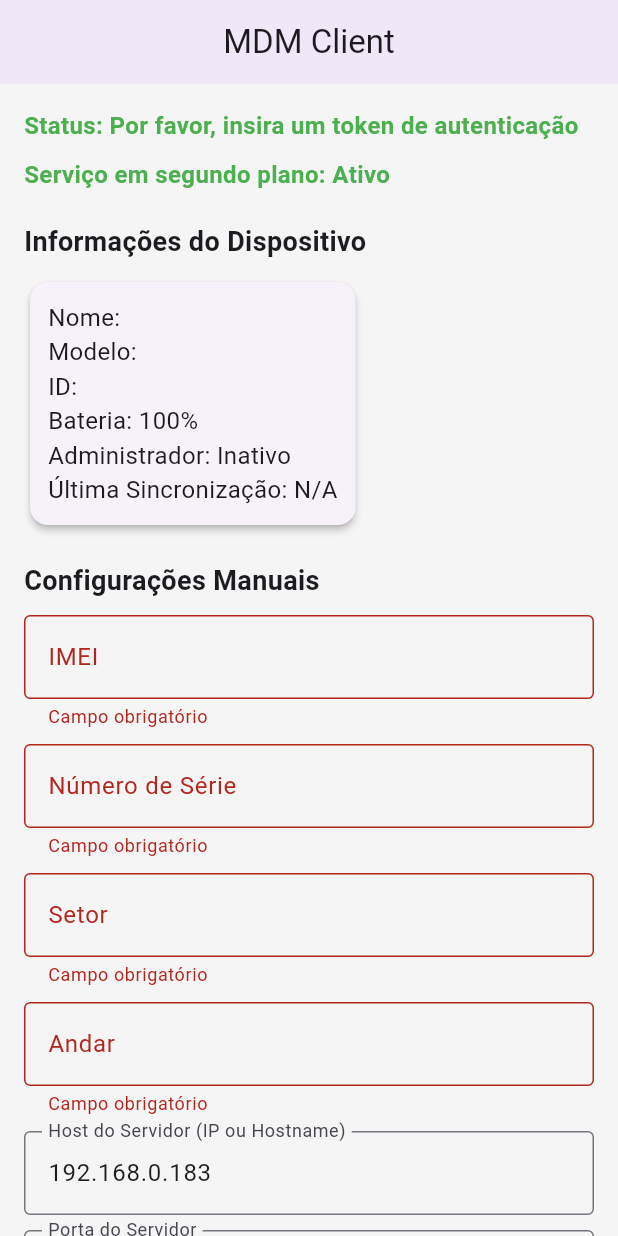
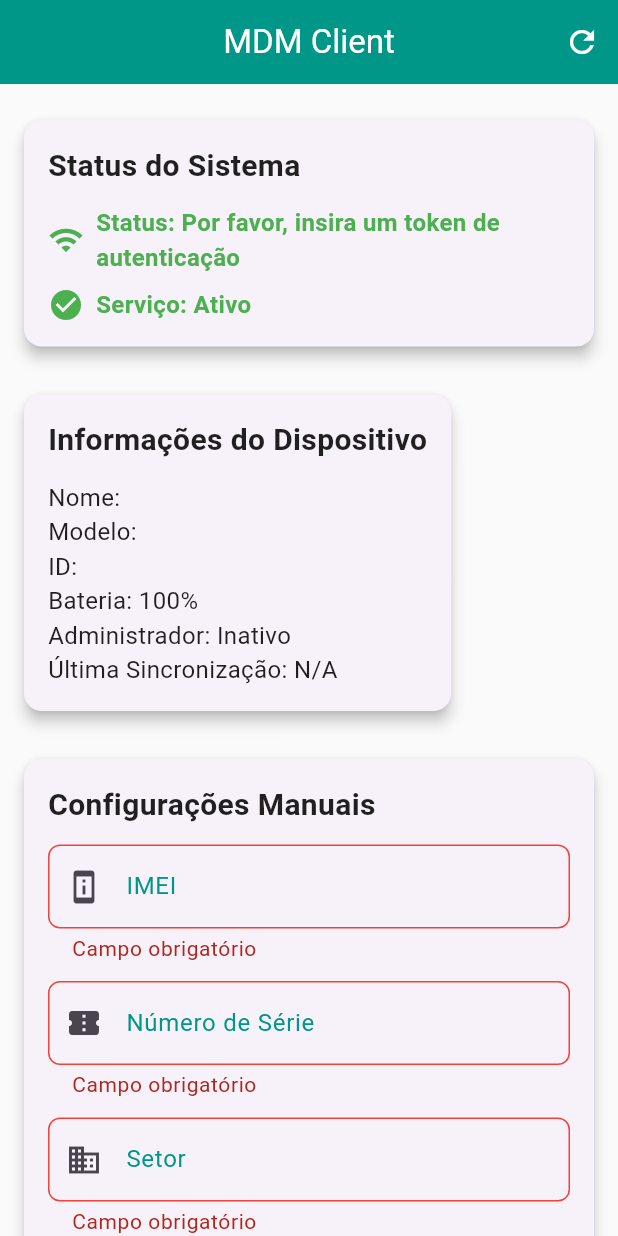
Before and after one commit to AlexandreCalmonJr/mdm_client_base_complete, a Flutter app: the screen it shows after launch, on a phone screen of 412 x 824 dp. Run offline on Flutter 3.47's test engine with Material 3 defaults, Android fonts, the phone set to English and light mode, and no system bars; our stand-ins replace battery_plus, connectivity_plus, device_info_plus, logger, shared_preferences; missing offline and left inert: flutter_background_service.

Commit message:
test 1.1 final

```diff
--- a/lib/main.dart
+++ b/lib/main.dart
@@ -117,16 +117,51 @@ class MDMClientApp extends StatelessWidget {
     return MaterialApp(
       title: 'MDM Client',
       theme: ThemeData(
-        primarySwatch: Colors.blue,
-        scaffoldBackgroundColor: Colors.grey[100],
-        textTheme: const TextTheme(
-          bodyMedium: TextStyle(fontSize: 16),
+        primarySwatch: Colors.teal,
+        scaffoldBackgroundColor: Colors.grey[50],
+        appBarTheme: const AppBarTheme(
+          backgroundColor: Colors.teal,
+          foregroundColor: Colors.white,
+          elevation: 0,
+          centerTitle: true,
+        ),
+        cardTheme: CardTheme(
+          elevation: 4,
+          shape: RoundedRectangleBorder(borderRadius: BorderRadius.circular(12)),
+          margin: const EdgeInsets.symmetric(vertical: 8),
+        ),
+        inputDecorationTheme: InputDecorationTheme(
+          border: OutlineInputBorder(
+            borderRadius: BorderRadius.circular(8),
+            borderSide: const BorderSide(color: Colors.teal),
+          ),
+          focusedBorder: OutlineInputBorder(
+            borderRadius: BorderRadius.circular(8),
+            borderSide: const BorderSide(color: Colors.teal, width: 2),
+          ),
+          labelStyle: const TextStyle(color: Colors.teal),
+          errorBorder: OutlineInputBorder(
+            borderRadius: BorderRadius.circular(8),
+            borderSide: const BorderSide(color: Colors.red),
+          ),
+          focusedErrorBorder: OutlineInputBorder(
+            borderRadius: BorderRadius.circular(8),
+            borderSide: const BorderSide(color: Colors.red, width: 2),
+          ),
         ),
         elevatedButtonTheme: ElevatedButtonThemeData(
           style: ElevatedButton.styleFrom(
-            padding: const EdgeInsets.symmetric(vertical: 12, horizontal: 24),
-            textStyle: const TextStyle(fontSize: 16),
+            backgroundColor: Colors.teal,
+            foregroundColor: Colors.white,
+            padding: const EdgeInsets.symmetric(vertical: 16, horizontal: 24),
+            textStyle: const TextStyle(fontSize: 16, fontWeight: FontWeight.bold),
+            shape: RoundedRectangleBorder(borderRadius: BorderRadius.circular(8)),
           ),
+        ),
+        textTheme: const TextTheme(
+          headlineSmall: TextStyle(fontSize: 20, fontWeight: FontWeight.bold, color: Colors.black87),
+          bodyMedium: TextStyle(fontSize: 16, color: Colors.black87),
+          bodySmall: TextStyle(fontSize: 14, color: Colors.grey),
         ),
       ),
       home: const MDMClientHome(),
@@ -137,7 +172,7 @@ class MDMClientApp extends StatelessWidget {
 
 class DeviceService {
   static const platform = MethodChannel('com.example.mdm_client_base/device_policy');
-  String serverUrl = 'http://192.168.0.183:3000'; // Ajustado para HTTP e IP correto
+  String serverUrl = 'http://192.168.0.183:3000';
   String authToken = '';
   final DeviceInfoPlugin deviceInfoPlugin = DeviceInfoPlugin();
   final Battery battery = Battery();
@@ -156,14 +191,14 @@ class DeviceService {
     final serialNumber = prefs.getString('serial_number') ?? androidInfo.serialNumber ?? 'N/A';
     final sector = prefs.getString('sector') ?? 'N/A';
     final floor = prefs.getString('floor') ?? 'N/A';
-    final serverHost = prefs.getString('server_host') ?? '192.168.0.183'; // Ajustado
+    final serverHost = prefs.getString('server_host') ?? '192.168.0.183';
     final serverPort = prefs.getString('server_port') ?? '3000';
     final lastSync = prefs.getString('last_sync') ?? 'N/A';
     final authToken = prefs.getString('auth_token') ?? '';
     final batteryLevel = await battery.batteryLevel;
 
     this.authToken = authToken;
-    serverUrl = 'http://$serverHost:$serverPort'; // Ajustado para HTTP
+    serverUrl = 'http://$serverHost:$serverPort';
     deviceId = androidInfo.id;
     deviceInfo = {
       'device_name': androidInfo.device,
@@ -195,7 +230,7 @@ class DeviceService {
     try {
       final response = await httpClient
           .get(
-            Uri.parse('http://$host:$port/api/devices'), // Ajustado para /api/devices
+            Uri.parse('http://$host:$port/api/devices'),
             headers: {
               'Content-Type': 'application/json',
               'Authorization': 'Bearer $authToken',
@@ -694,7 +729,7 @@ class _MDMClientHomeState extends State<MDMClientHome> {
     deviceService.deviceInfo['serial_number'] = serial;
     deviceService.deviceInfo['sector'] = sector;
     deviceService.deviceInfo['floor'] = floor;
-    deviceService.serverUrl = 'http://$serverHost:$serverPort'; // Ajustado para HTTP
+    deviceService.serverUrl = 'http://$serverHost:$serverPort';
     deviceService.authToken = token;
 
     setState(() {
@@ -725,58 +760,100 @@ class _MDMClientHomeState extends State<MDMClientHome> {
     return Scaffold(
       appBar: AppBar(
         title: const Text('MDM Client'),
-        centerTitle: true,
-        elevation: 4,
+        actions: [
+          IconButton(
+            icon: const Icon(Icons.refresh),
+            onPressed: _initializeClient,
+            tooltip: 'Recarregar Dados',
           ),
-      body: SingleChildScrollView(
+        ],
+      ),
+      body: SafeArea(
+        child: SingleChildScrollView(
           padding: const EdgeInsets.all(16.0),
           child: Column(
             crossAxisAlignment: CrossAxisAlignment.start,
             children: [
-            Text(
+              // Status Section
+              Card(
+                child: Padding(
+                  padding: const EdgeInsets.all(16.0),
+                  child: Column(
+                    crossAxisAlignment: CrossAxisAlignment.start,
+                    children: [
+                      const Text(
+                        'Status do Sistema',
+                        style: TextStyle(fontSize: 20, fontWeight: FontWeight.bold),
+                      ),
+                      const SizedBox(height: 12),
+                      Row(
+                        children: [
+                          Icon(
+                            isConnected ? Icons.wifi : Icons.wifi_off,
+                            color: isConnected ? Colors.green : Colors.red,
+                          ),
+                          const SizedBox(width: 8),
+                          Expanded(
+                            child: Text(
                               'Status: $statusMessage',
                               style: TextStyle(
                                 fontSize: 16,
                                 color: isConnected ? Colors.green : Colors.red,
-                fontWeight: FontWeight.bold,
+                                fontWeight: FontWeight.w600,
                               ),
                             ),
-            const SizedBox(height: 10),
+                          ),
+                        ],
+                      ),
+                      const SizedBox(height: 8),
+                      Row(
+                        children: [
+                          Icon(
+                            isServiceRunning ? Icons.check_circle : Icons.error,
+                            color: isServiceRunning ? Colors.green : Colors.red,
+                          ),
+                          const SizedBox(width: 8),
                           Text(
-              'Serviço em segundo plano: ${isServiceRunning ? 'Ativo' : 'Inativo'}',
+                            'Serviço: ${isServiceRunning ? 'Ativo' : 'Inativo'}',
                             style: TextStyle(
                               fontSize: 16,
                               color: isServiceRunning ? Colors.green : Colors.red,
-                fontWeight: FontWeight.bold,
+                              fontWeight: FontWeight.w600,
                             ),
                           ),
+                        ],
+                      ),
                       if (lastHeartbeatError.isNotEmpty) ...[
-              const SizedBox(height: 10),
+                        const SizedBox(height: 8),
                         Text(
                           'Última falha de heartbeat: $lastHeartbeatError',
                           style: const TextStyle(fontSize: 14, color: Colors.red),
                         ),
                       ],
                       if (heartbeatFailureCount > 0) ...[
-              const SizedBox(height: 10),
+                        const SizedBox(height: 8),
                         Text(
-                'Falhas consecutivas de heartbeat: $heartbeatFailureCount',
+                          'Falhas consecutivas: $heartbeatFailureCount',
                           style: const TextStyle(fontSize: 14, color: Colors.red),
                         ),
                       ],
-            const SizedBox(height: 20),
-            Text(
-              'Informações do Dispositivo',
-              style: const TextStyle(fontSize: 18, fontWeight: FontWeight.bold),
+                    ],
                   ),
-            const SizedBox(height: 10),
+                ),
+              ),
+              const SizedBox(height: 16),
+              // Device Info Section
               Card(
-              elevation: 2,
                 child: Padding(
-                padding: const EdgeInsets.all(12.0),
+                  padding: const EdgeInsets.all(16.0),
                   child: Column(
                     crossAxisAlignment: CrossAxisAlignment.start,
                     children: [
+                      const Text(
+                        'Informações do Dispositivo',
+                        style: TextStyle(fontSize: 20, fontWeight: FontWeight.bold),
+                      ),
+                      const SizedBox(height: 12),
                       Text('Nome: ${deviceService.deviceInfo['device_name'] ?? 'N/A'}'),
                       Text('Modelo: ${deviceService.deviceInfo['device_model'] ?? 'N/A'}'),
                       Text('ID: ${deviceService.deviceInfo['device_id'] ?? 'N/A'}'),
@@ -787,136 +864,153 @@ class _MDMClientHomeState extends State<MDMClientHome> {
                   ),
                 ),
               ),
-            const SizedBox(height: 20),
-            Text(
+              const SizedBox(height: 16),
+              // Configuration Section
+              Card(
+                child: Padding(
+                  padding: const EdgeInsets.all(16.0),
+                  child: Column(
+                    crossAxisAlignment: CrossAxisAlignment.start,
+                    children: [
+                      const Text(
                         'Configurações Manuais',
-              style: const TextStyle(fontSize: 18, fontWeight: FontWeight.bold),
+                        style: TextStyle(fontSize: 20, fontWeight: FontWeight.bold),
                       ),
-            const SizedBox(height: 10),
+                      const SizedBox(height: 12),
                       TextField(
                         controller: imeiController,
                         decoration: InputDecoration(
                           labelText: 'IMEI',
-                border: const OutlineInputBorder(),
+                          prefixIcon: const Icon(Icons.perm_device_information),
                           errorText: imeiController.text.isEmpty ? 'Campo obrigatório' : null,
                         ),
                       ),
-            const SizedBox(height: 10),
+                      const SizedBox(height: 12),
                       TextField(
                         controller: serialController,
                         decoration: InputDecoration(
                           labelText: 'Número de Série',
-                border: const OutlineInputBorder(),
+                          prefixIcon: const Icon(Icons.confirmation_number),
                           errorText: serialController.text.isEmpty ? 'Campo obrigatório' : null,
                         ),
                       ),
-            const SizedBox(height: 10),
+                      const SizedBox(height: 12),
                       TextField(
                         controller: sectorController,
                         decoration: InputDecoration(
                           labelText: 'Setor',
-                border: const OutlineInputBorder(),
+                          prefixIcon: const Icon(Icons.business),
                           errorText: sectorController.text.isEmpty ? 'Campo obrigatório' : null,
                         ),
                       ),
-            const SizedBox(height: 10),
+                      const SizedBox(height: 12),
                       TextField(
                         controller: floorController,
                         decoration: InputDecoration(
                           labelText: 'Andar',
-                border: const OutlineInputBorder(),
+                          prefixIcon: const Icon(Icons.stairs),
                           errorText: floorController.text.isEmpty ? 'Campo obrigatório' : null,
                         ),
                       ),
-            const SizedBox(height: 10),
+                      const SizedBox(height: 12),
                       TextField(
                         controller: serverHostController,
                         decoration: InputDecoration(
-                labelText: 'Host do Servidor (IP ou Hostname)',
-                border: const OutlineInputBorder(),
+                          labelText: 'Host do Servidor',
+                          prefixIcon: const Icon(Icons.dns),
                           errorText: serverHostController.text.isEmpty ? 'Campo obrigatório' : null,
                         ),
                       ),
-            const SizedBox(height: 10),
+                      const SizedBox(height: 12),
                       TextField(
                         controller: serverPortController,
                         decoration: InputDecoration(
                           labelText: 'Porta do Servidor',
-                border: const OutlineInputBorder(),
+                          prefixIcon: const Icon(Icons.network_check),
                           errorText: serverPortController.text.isEmpty ? 'Campo obrigatório' : null,
                         ),
                         keyboardType: TextInputType.number,
                       ),
-            const SizedBox(height: 10),
+                      const SizedBox(height: 12),
                       TextField(
                         controller: dataIntervalController,
                         decoration: InputDecoration(
                           labelText: 'Intervalo de Dados (minutos)',
-                border: const OutlineInputBorder(),
+                          prefixIcon: const Icon(Icons.timer),
                           errorText: dataIntervalController.text.isEmpty ? 'Campo obrigatório' : null,
                         ),
                         keyboardType: TextInputType.number,
                       ),
-            const SizedBox(height: 10),
+                      const SizedBox(height: 12),
                       TextField(
                         controller: heartbeatIntervalController,
                         decoration: InputDecoration(
                           labelText: 'Intervalo de Heartbeat (minutos)',
-                border: const OutlineInputBorder(),
+                          prefixIcon: const Icon(Icons.favorite),
                           errorText: heartbeatIntervalController.text.isEmpty ? 'Campo obrigatório' : null,
                         ),
                         keyboardType: TextInputType.number,
                       ),
-            const SizedBox(height: 10),
+                      const SizedBox(height: 12),
                       TextField(
                         controller: commandCheckIntervalController,
                         decoration: InputDecoration(
                           labelText: 'Intervalo de Verificação de Comandos (minutos)',
-                border: const OutlineInputBorder(),
+                          prefixIcon: const Icon(Icons.checklist),
                           errorText: commandCheckIntervalController.text.isEmpty ? 'Campo obrigatório' : null,
                         ),
                         keyboardType: TextInputType.number,
                       ),
-            const SizedBox(height: 10),
+                      const SizedBox(height: 12),
                       TextField(
                         controller: tokenController,
                         decoration: InputDecoration(
                           labelText: 'Token de Autenticação',
-                border: const OutlineInputBorder(),
+                          prefixIcon: const Icon(Icons.vpn_key),
                           errorText: tokenController.text.isEmpty ? 'Campo obrigatório' : null,
                         ),
                       ),
-            const SizedBox(height: 20),
+                    ],
+                  ),
+                ),
+              ),
+              const SizedBox(height: 16),
+              // Action Buttons
               Row(
                 mainAxisAlignment: MainAxisAlignment.spaceEvenly,
                 children: [
                   Expanded(
                     child: Padding(
                       padding: const EdgeInsets.symmetric(horizontal: 8.0),
-                    child: ElevatedButton(
+                      child: ElevatedButton.icon(
+                        icon: const Icon(Icons.save),
+                        label: const Text('Salvar Dados'),
                         onPressed: _saveManualData,
-                      child: const Text('Salvar Dados'),
                       ),
                     ),
                   ),
                   Expanded(
                     child: Padding(
                       padding: const EdgeInsets.symmetric(horizontal: 8.0),
-                    child: ElevatedButton(
+                      child: ElevatedButton.icon(
+                        icon: const Icon(Icons.send),
+                        label: const Text('Enviar Dados'),
                         onPressed: () async {
                           final result = await deviceService.sendDeviceData();
                           setState(() {
                             statusMessage = result;
                           });
                         },
-                      child: const Text('Enviar Dados Agora'),
                       ),
                     ),
                   ),
                 ],
               ),
-            const SizedBox(height: 10),
-            ElevatedButton(
+              const SizedBox(height: 12),
+              Center(
+                child: ElevatedButton.icon(
+                  icon: const Icon(Icons.restart_alt),
+                  label: const Text('Verificar/Reiniciar Serviço'),
                   onPressed: () async {
                     final running = await deviceService.isServiceRunning();
                     if (!running) {
@@ -932,9 +1026,19 @@ class _MDMClientHomeState extends State<MDMClientHome> {
                       });
                     }
                   },
-              child: const Text('Verificar/Reiniciar Serviço'),
+                ),
+              ),
+              const SizedBox(height: 24),
+              // Developer Info
+              Center(
+                child: Text(
+                  'Desenvolvido por: Alexandre Calmon TI-BA\nVersão: 1.0.0\nalexandre.calmon@hapvida.com.br',
+                  textAlign: TextAlign.center,
+                  style: Theme.of(context).textTheme.bodySmall?.copyWith(color: Colors.grey[600]),
+                ),
               ),
             ],
+          ),
         ),
       ),
     );
```
Also changed, not shown: 3 other files. Lines whose indentation alone changed are shown as unchanged.
